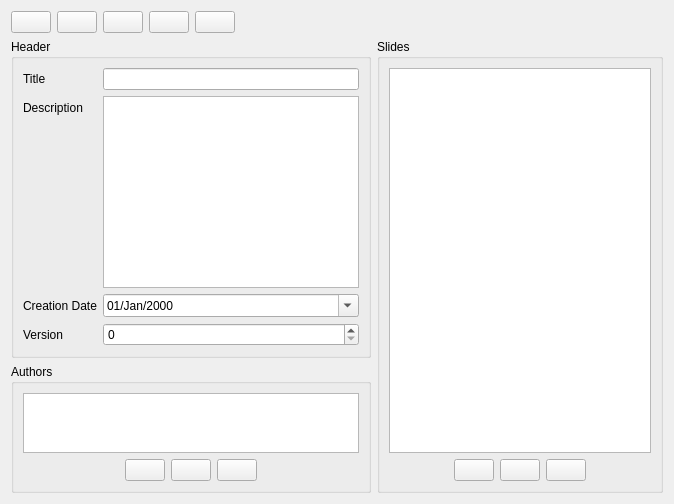
KDE/kstars, file kstars/tools/skyguide/skyguidewriter.ui: the form before one commit.
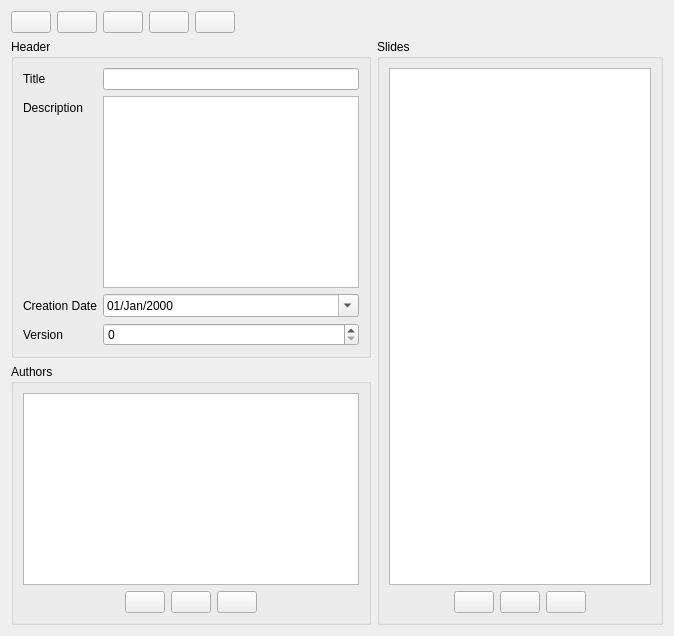
The form after the commit.

Commit message: minor fix to the SkyGuideWriter UI - better behavior when maximized

```diff
--- a/kstars/tools/skyguide/skyguidewriter.ui
+++ b/kstars/tools/skyguide/skyguidewriter.ui
@@ -7,7 +7,7 @@
     <x>0</x>
     <y>0</y>
     <width>674</width>
-    <height>367</height>
+    <height>509</height>
    </rect>
   </property>
   <property name="sizePolicy">
@@ -193,12 +193,6 @@
           <height>30</height>
          </size>
         </property>
-        <property name="maximumSize">
-         <size>
-          <width>16777215</width>
-          <height>60</height>
-         </size>
-        </property>
        </widget>
       </item>
       <item row="1" column="3">
```
